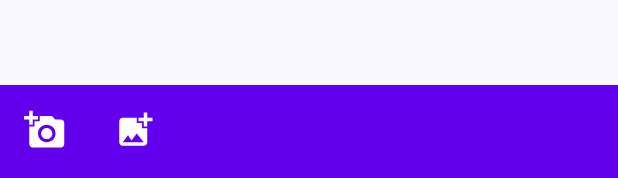
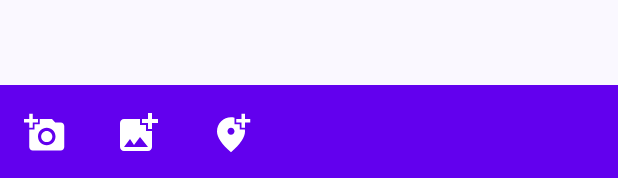
Before and after one commit to makstim-list-ru/NeWork, an Android app: the layout fragment_posts_editor.xml on its own in the app's theme, with its tools: preview values and no code run, on a phone screen of 412 x 824 dp. Shown: the part 1055-1233 px from the top of the screen. Run offline under Robolectric (Android 15) with nearby library versions, the phone set to English and light mode, and no system bars.

Commit message:
commit 17_10_2025-1

```diff
--- /dev/null
+++ b/app/src/main/res/drawable/baseline_add_location_alt_24.xml
@@ -0,0 +1,5 @@
+<vector xmlns:android="http://schemas.android.com/apk/res/android" android:height="24dp" android:tint="#000000" android:viewportHeight="24" android:viewportWidth="24" android:width="24dp">
+
+    <path android:fillColor="@android:color/white" android:pathData="M20,1v3h3v2h-3v3h-2L18,6h-3L15,4h3L18,1h2zM12,13c1.1,0 2,-0.9 2,-2s-0.9,-2 -2,-2 -2,0.9 -2,2 0.9,2 2,2zM14,3.25L14,7h3v3h2.92c0.05,0.39 0.08,0.79 0.08,1.2 0,3.32 -2.67,7.25 -8,11.8 -5.33,-4.55 -8,-8.48 -8,-11.8C4,6.22 7.8,3 12,3c0.68,0 1.35,0.08 2,0.25z"/>
+
+</vector>
--- a/app/src/main/res/layout/fragment_posts_editor.xml
+++ b/app/src/main/res/layout/fragment_posts_editor.xml
@@ -86,7 +86,19 @@
             android:padding="12dp"
             app:icon="@drawable/baseline_add_photo_alternate_24"
             app:iconTint="?colorOnPrimary"
+            app:iconSize="32dp"/>
+
+        <com.google.android.material.button.MaterialButton
+            android:id="@+id/choose_coord"
+            style="@style/Widget.Material3.Button.IconButton"
+            android:layout_width="wrap_content"
+            android:layout_height="wrap_content"
+            android:contentDescription="choose_coord"
+            android:padding="12dp"
+            app:icon="@drawable/baseline_add_location_alt_24"
+            app:iconTint="?colorOnPrimary"
             app:iconSize="28dp"/>
+
     </LinearLayout>
 
 </RelativeLayout>
```
